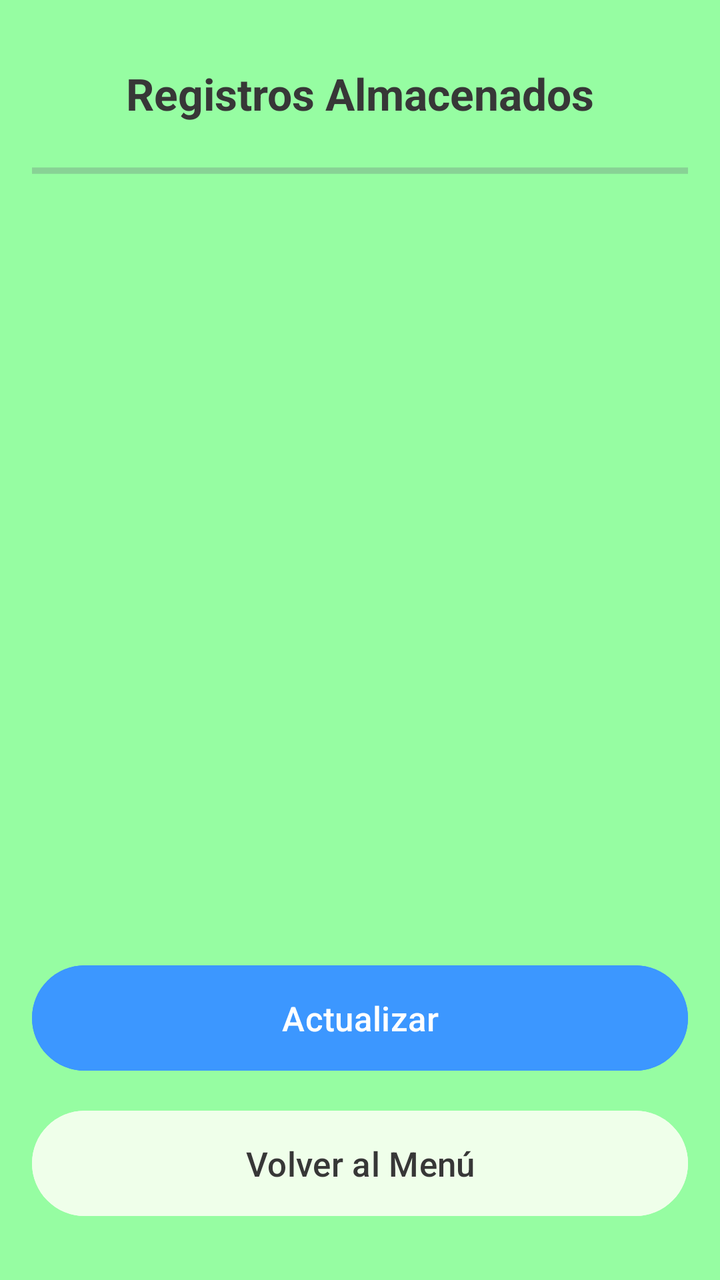
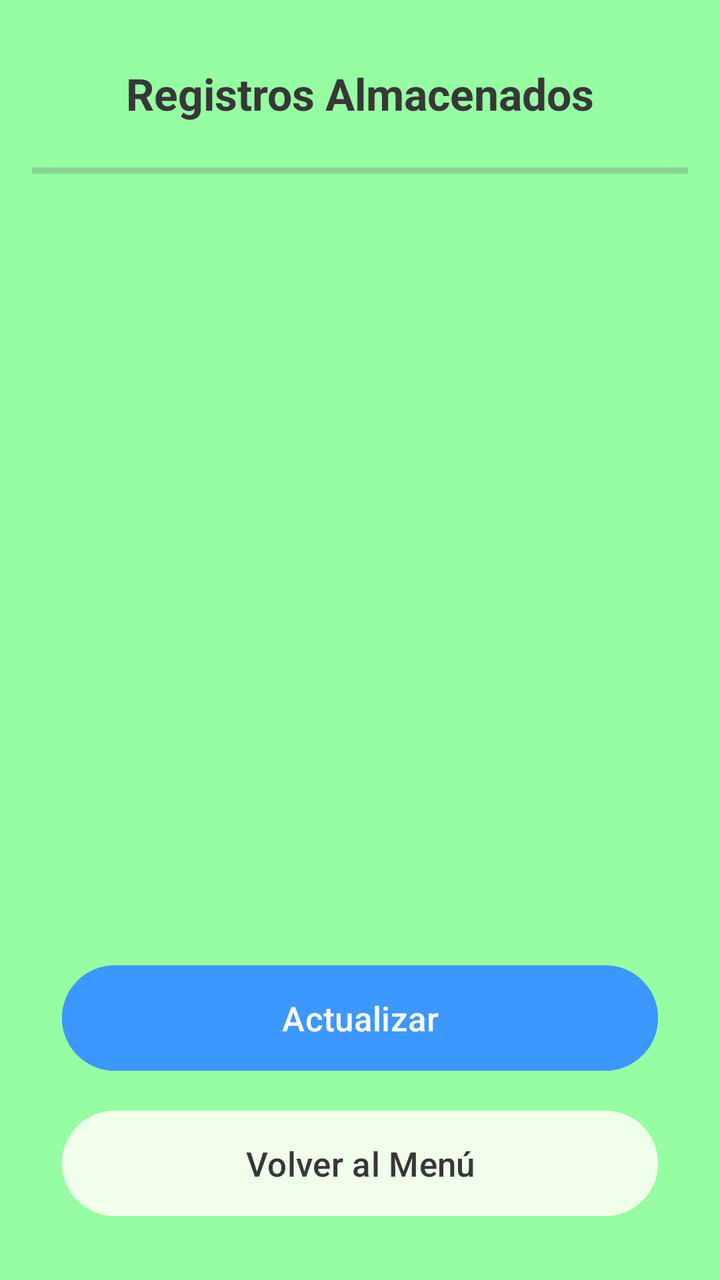

Screens rendered from an Android XML layout before and after an edit, with the pre-edit source and the edit as a unified diff.
<!-- AndroidManifest.xml: application theme Theme.GeoRegistroV2 -->
<!-- res/layout/activity_read_records.xml -->
<?xml version="1.0" encoding="utf-8"?>
<LinearLayout xmlns:android="http://schemas.android.com/apk/res/android"
    xmlns:tools="http://schemas.android.com/tools"
    android:id="@+id/main"
    android:layout_width="match_parent"
    android:layout_height="match_parent"
    android:background="#96FDA2"
    android:orientation="vertical"
    android:padding="16dp"
    tools:context=".ReadRecords">

    <TextView
        android:layout_width="match_parent"
        android:layout_height="wrap_content"
        android:layout_marginTop="16dp"
        android:layout_marginBottom="16dp"
        android:gravity="center"
        android:text="Registros Almacenados"
        android:textColor="#373737"
        android:textSize="22sp"
        android:textStyle="bold" />

    <ProgressBar
        android:id="@+id/progressBarRead"
        style="?android:attr/progressBarStyleHorizontal"
        android:layout_width="match_parent"
        android:layout_height="wrap_content"
        android:layout_marginBottom="8dp"
        android:indeterminate="true"
        android:visibility="visible" />

    <androidx.recyclerview.widget.RecyclerView
        android:id="@+id/recyclerViewRegistros"
        android:layout_width="match_parent"
        android:layout_height="0dp"
        android:layout_weight="1" />

    <Button
        android:id="@+id/btnActualizar"
        android:layout_width="match_parent"
        android:layout_height="wrap_content"
        android:layout_marginTop="12dp"
        android:backgroundTint="#3C97FF"
        android:paddingVertical="15dp"
        android:text="Actualizar"
        android:textColor="#FFFFFF"
        android:textSize="17sp" />

    <Button
        android:id="@+id/btnVolverRead"
        android:layout_width="match_parent"
        android:layout_height="wrap_content"
        android:layout_marginTop="12dp"
        android:layout_marginBottom="12dp"
        android:backgroundTint="#EFFFEA"
        android:paddingVertical="15dp"
        android:text="Volver al Menú"
        android:textColor="#373737"
        android:textSize="17sp" />

</LinearLayout>
<!-- resources referenced by this layout -->
<resources>
  <style name="Theme.GeoRegistroV2" parent="Base.Theme.GeoRegistroV2" />
  <style name="Base.Theme.GeoRegistroV2" parent="Theme.Material3.DayNight.NoActionBar">
          
          
      </style>
</resources>

<!-- the commit's change to res/layout/activity_read_records.xml (unified diff, before → after) -->
@@ -39,7 +39,9 @@
         android:id="@+id/btnActualizar"
         android:layout_width="match_parent"
         android:layout_height="wrap_content"
+        android:layout_marginLeft="15dp"
         android:layout_marginTop="12dp"
+        android:layout_marginRight="15dp"
         android:backgroundTint="#3C97FF"
         android:paddingVertical="15dp"
         android:text="Actualizar"
@@ -50,7 +52,9 @@
         android:id="@+id/btnVolverRead"
         android:layout_width="match_parent"
         android:layout_height="wrap_content"
+        android:layout_marginLeft="15dp"
         android:layout_marginTop="12dp"
+        android:layout_marginRight="15dp"
         android:layout_marginBottom="12dp"
         android:backgroundTint="#EFFFEA"
         android:paddingVertical="15dp"
